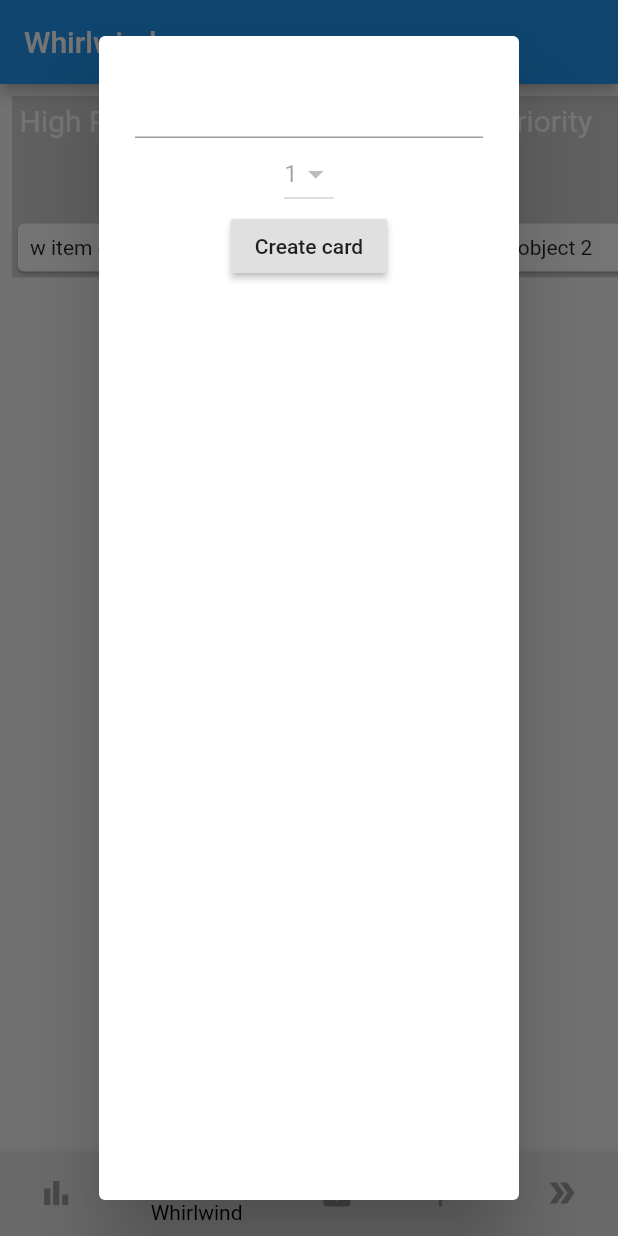
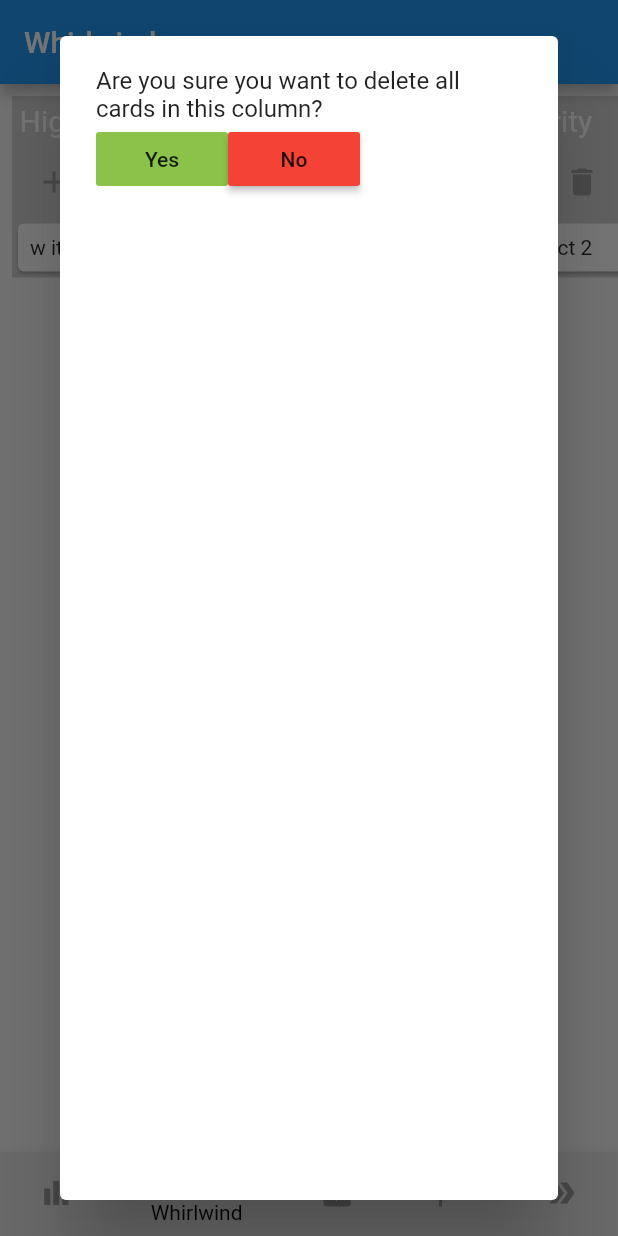
Before and after one commit to HaydenTheBaron/flutter-kanban-app, a Flutter app: the screen it shows after launch, item 2 of the bottom bar chosen, after a tap on the "add" icon, on a phone screen of 412 x 824 dp. Run offline on Flutter 3.47's test engine with Material 2 defaults, Android fonts, the phone set to English and light mode, and no system bars.

Commit message:
Implement delete button ui (no logic)

```diff
--- a/lib/screens/sprint_screen.dart
+++ b/lib/screens/sprint_screen.dart
@@ -10,7 +10,7 @@ class SprintScreen extends StatelessWidget {
       backgroundColor: Color.fromRGBO(247, 247, 247, 1),
       appBar: AppBar(
         title: Text('Sprint'),
-        backgroundColor: Colors.red,
+        backgroundColor: Colors.pink,
       ),
       body: Globals.sprintScreenBoard,
     );
--- a/lib/shared/kanban_board.dart
+++ b/lib/shared/kanban_board.dart
@@ -7,7 +7,6 @@ import 'package:kanbanapp2/shared/kanban_board_helpers/board_item.dart';
 import 'package:kanbanapp2/shared/kanban_board_helpers/boardview.dart';
 
 class KanbanBoard extends StatefulWidget {
-
   final List<BoardListObject> _listData;
 
   @override
@@ -18,8 +17,7 @@ class KanbanBoard extends StatefulWidget {
 }
 
 class _KanbanBoardState extends State<KanbanBoard> {
-  var boardViewController =
-      BoardViewController();
+  var boardViewController = BoardViewController();
 
   var titleCreateCardTextFormFieldController = TextEditingController();
 
@@ -75,16 +73,16 @@ class _KanbanBoardState extends State<KanbanBoard> {
                   style: TextStyle(fontSize: 20),
                 ),
               ),
-              Align(
-                alignment: Alignment.center,
-                child: FlatButton(
+              Row(
+                children: [
+                  FlatButton(
+                    child: Icon(
+                      Icons.add,
+                      color: Colors.grey,
+                    ),
                     minWidth: 20,
                     onPressed: () {
                       // TODO: factor this logic out into its own method
-
-                    /* TODO: jump to a new screen where we fill out a simple form to create a task. When the form
-                    is submitted, we jump back to original screen. (Or instead, try to overlay something)
-                     */
 
                       showDialog(
                           context: context,
@@ -107,22 +105,27 @@ class _KanbanBoardState extends State<KanbanBoard> {
                                               return null;
                                             },
                                           ),
-                                        DropdownButton( // TODO: finish implementing velocity picker
+                                          DropdownButton(
+                                            // TODO: finish implementing velocity picker
                                             // Velocity picker
                                             onTap: () {
                                               // TODO: Implement
                                             },
                                             items: [
-                                            DropdownMenuItem(child: Text('1')),
-                                            DropdownMenuItem(child: Text('2')),
-                                            DropdownMenuItem(child: Text('3')),
+                                              DropdownMenuItem(
+                                                  child: Text('1')),
+                                              DropdownMenuItem(
+                                                  child: Text('2')),
+                                              DropdownMenuItem(
+                                                  child: Text('3')),
                                             ],
                                           ),
                                           RaisedButton(
                                             child: Text('Create card'),
                                             onPressed: () {
                                               if (_formKey.currentState
-                                                .validate()) { // FIXME: validation is not working. The form doen't enforce that title field needs to be filled
+                                                  .validate()) {
+                                                // FIXME: validation is not working. The form doen't enforce that title field needs to be filled
                                                 //   // FIXME: snack bar breaks everything
                                                 //   // Scaffold.of(context)
                                                 //   //     .showSnackBar(SnackBar(
@@ -136,7 +139,8 @@ class _KanbanBoardState extends State<KanbanBoard> {
                                               /* Use form data to construct new card */
                                               setState(
                                                 () {
-                                                list.items.add(BoardItemObject(this
+                                                  list.items.add(
+                                                      BoardItemObject(this
                                                           .titleCreateCardTextFormFieldController
                                                           .value
                                                           .text));
@@ -161,11 +165,49 @@ class _KanbanBoardState extends State<KanbanBoard> {
 
                       // BKMRK
                     }, // TODO: Implement edit column label logic
+                  ),
+                  FlatButton(
                     child: Icon(
-                    Icons.add,
+                      Icons.delete,
                       color: Colors.grey,
                     ),
+                    onPressed: () {
+                      showDialog(
+                        context: context,
+                        builder: (BuildContext context) {
+                          return AlertDialog(
+                            content: Column(
+                              children: [
+                                Text(
+                                    'Are you sure you want to delete all cards in this column?'),
+                                Center(
+                                  child: Row(
+                                    children: [
+                                      FlatButton(
+                                        color: Colors.lightGreen,
+                                        child: Text('Yes'),
+                                        onPressed: () {
+                                          // TODO: implement
+                                        },
                                       ),
+                                      RaisedButton(
+                                        color: Colors.red,
+                                        child: Text('No'),
+                                        onPressed: () {
+                                          // TODO: implement
+                                        },
+                                      )
+                                    ],
+                                  ),
+                                ),
+                              ],
+                            ),
+                          );
+                        },
+                      );
+                    },
+                  ),
+                ],
               )
             ],
           ),
```
Lines whose indentation alone changed are shown as unchanged.
